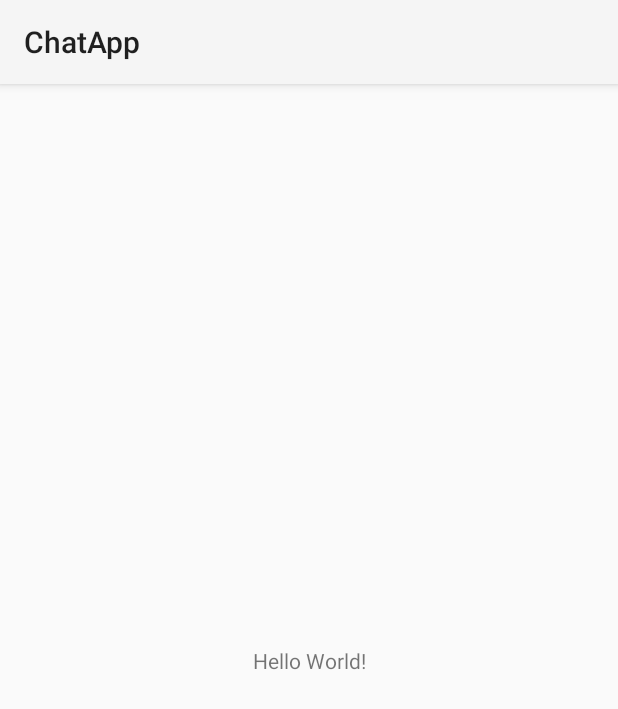
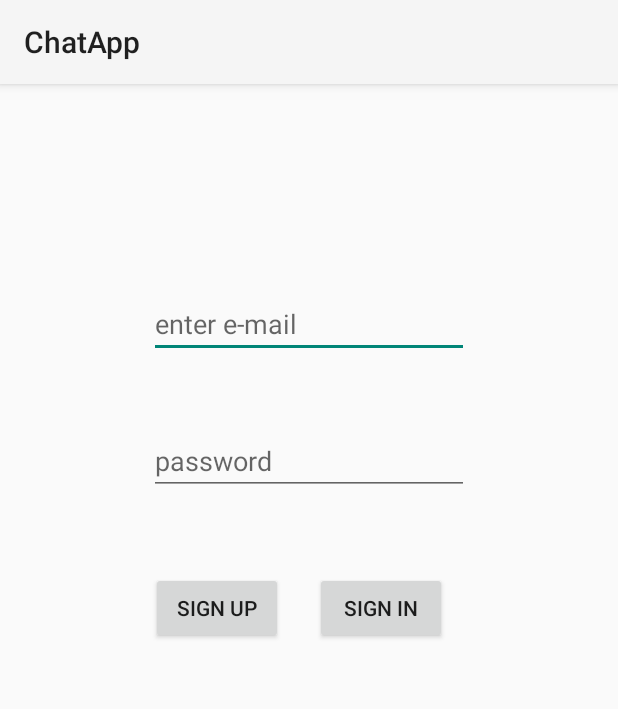
Before and after one commit to hediyeyldrm/ChatApp, an Android app: the screen it shows after launch (SignUpActivity), on a phone screen of 412 x 824 dp. Shown: the top 709 px of the screen. Run offline under Robolectric (Android 15) with nearby library versions, the phone set to English and light mode, and no system bars.

Commit message:
sign up activity design

```diff
--- a/app/build.gradle
+++ b/app/build.gradle
@@ -33,6 +33,7 @@ dependencies {
     implementation 'androidx.appcompat:appcompat:1.3.1'
     implementation 'com.google.android.material:material:1.4.0'
     implementation 'androidx.constraintlayout:constraintlayout:2.1.0'
+    implementation 'com.google.firebase:firebase-auth:16.0.2'
     testImplementation 'junit:junit:4.+'
     androidTestImplementation 'androidx.test.ext:junit:1.1.3'
     androidTestImplementation 'androidx.test.espresso:espresso-core:3.4.0'
--- a/app/src/main/java/com/hediyeyildirim/chatapp/SignUpActivity.java
+++ b/app/src/main/java/com/hediyeyildirim/chatapp/SignUpActivity.java
@@ -3,15 +3,28 @@ package com.hediyeyildirim.chatapp;
 import androidx.appcompat.app.AppCompatActivity;
 
 import android.os.Bundle;
+import android.view.View;
+import android.widget.EditText;
 
 public class SignUpActivity extends AppCompatActivity {
 
-
+    EditText emailText, passwordText;
 
 
     @Override
     protected void onCreate(Bundle savedInstanceState) {
         super.onCreate(savedInstanceState);
         setContentView(R.layout.activity_sign_up);
+
+        emailText = findViewById(R.id.user_email_edit_text);
+        passwordText = findViewById(R.id.user_password_edit_text);
+
     }
+     public void signIn(View view){
+
+     }
+
+     public void signUp(View view){
+
+     }
 }
--- a/app/src/main/res/layout/activity_sign_up.xml
+++ b/app/src/main/res/layout/activity_sign_up.xml
@@ -6,13 +6,50 @@
     android:layout_height="match_parent"
     tools:context=".SignUpActivity">
 
-    <TextView
+    <EditText
+        android:id="@+id/user_email_edit_text"
         android:layout_width="wrap_content"
         android:layout_height="wrap_content"
-        android:text="Hello World!"
-        app:layout_constraintBottom_toBottomOf="parent"
-        app:layout_constraintLeft_toLeftOf="parent"
-        app:layout_constraintRight_toRightOf="parent"
+        android:layout_marginTop="137dp"
+        android:ems="10"
+        android:hint="enter e-mail"
+        android:inputType="textPersonName"
+        app:layout_constraintEnd_toEndOf="parent"
+        app:layout_constraintStart_toStartOf="parent"
         app:layout_constraintTop_toTopOf="parent" />
 
+    <EditText
+        android:id="@+id/user_password_edit_text"
+        android:layout_width="wrap_content"
+        android:layout_height="wrap_content"
+        android:layout_marginTop="46dp"
+        android:ems="10"
+        android:hint="password"
+        android:inputType="textPassword"
+        app:layout_constraintStart_toStartOf="@+id/user_email_edit_text"
+        app:layout_constraintTop_toBottomOf="@+id/user_email_edit_text" />
+
+    <Button
+        android:id="@+id/sign_up_button"
+        android:layout_width="wrap_content"
+        android:layout_height="wrap_content"
+        android:layout_marginTop="51dp"
+        android:layout_marginEnd="21dp"
+        android:onClick="signUp"
+        android:text="Sıgn Up"
+        app:layout_constraintEnd_toStartOf="@+id/sign_in_button"
+        app:layout_constraintHorizontal_chainStyle="packed"
+        app:layout_constraintStart_toStartOf="parent"
+        app:layout_constraintTop_toBottomOf="@+id/user_password_edit_text" />
+
+    <Button
+        android:id="@+id/sign_in_button"
+        android:layout_width="wrap_content"
+        android:layout_height="wrap_content"
+        android:layout_marginEnd="14dp"
+        android:onClick="signIn"
+        android:text="Sıgn In"
+        app:layout_constraintBaseline_toBaselineOf="@+id/sign_up_button"
+        app:layout_constraintEnd_toEndOf="parent"
+        app:layout_constraintStart_toEndOf="@+id/sign_up_button" />
 </androidx.constraintlayout.widget.ConstraintLayout>
```
